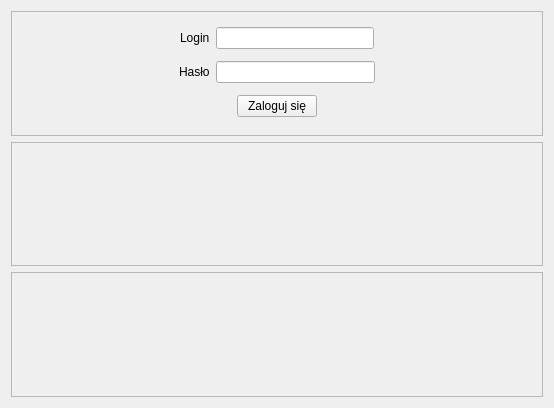
Qt form src/pyqt_designe/sing_up_widget.ui (Wojtas059/Projket) before a commit.
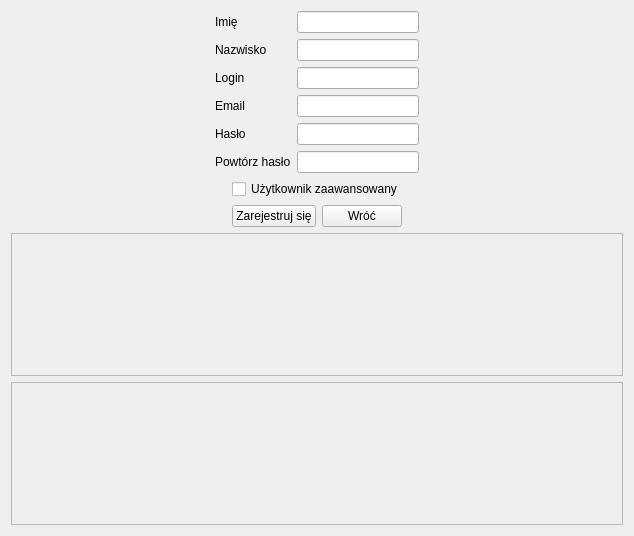
The same form after that commit.

Commit message: add widget sing up and sing in

The edit to the form file:
```diff
--- a/src/pyqt_designe/sing_up_widget.ui
+++ b/src/pyqt_designe/sing_up_widget.ui
@@ -6,33 +6,18 @@
    <rect>
     <x>0</x>
     <y>0</y>
-    <width>554</width>
-    <height>408</height>
+    <width>634</width>
+    <height>536</height>
    </rect>
   </property>
   <property name="windowTitle">
    <string>Form</string>
   </property>
-  <layout class="QVBoxLayout" name="verticalLayout_2">
-   <item>
-    <widget class="QScrollArea" name="scrollArea">
-     <property name="widgetResizable">
-      <bool>true</bool>
-     </property>
-     <widget class="QWidget" name="scrollAreaWidgetContents">
-      <property name="geometry">
-       <rect>
-        <x>0</x>
-        <y>0</y>
-        <width>534</width>
-        <height>124</height>
-       </rect>
-      </property>
       <layout class="QVBoxLayout" name="verticalLayout">
        <item>
         <layout class="QHBoxLayout" name="horizontalLayout">
          <item>
-          <spacer name="horizontalSpacer_5">
+      <spacer name="horizontalSpacer">
            <property name="orientation">
             <enum>Qt::Horizontal</enum>
            </property>
@@ -45,91 +30,68 @@
           </spacer>
          </item>
          <item>
-          <widget class="QLabel" name="label">
+      <layout class="QFormLayout" name="formLayout_2">
+       <item row="0" column="0">
+        <widget class="QLabel" name="imie">
+         <property name="text">
+          <string>Imię</string>
+         </property>
+        </widget>
+       </item>
+       <item row="1" column="0">
+        <widget class="QLabel" name="name_5">
+         <property name="text">
+          <string>Nazwisko</string>
+         </property>
+        </widget>
+       </item>
+       <item row="2" column="0">
+        <widget class="QLabel" name="name_6">
            <property name="text">
             <string>Login</string>
            </property>
           </widget>
          </item>
-         <item>
-          <widget class="QLineEdit" name="login"/>
-         </item>
-         <item>
-          <spacer name="horizontalSpacer_6">
-           <property name="orientation">
-            <enum>Qt::Horizontal</enum>
-           </property>
-           <property name="sizeHint" stdset="0">
-            <size>
-             <width>40</width>
-             <height>20</height>
-            </size>
-           </property>
-          </spacer>
-         </item>
-        </layout>
-       </item>
-       <item>
-        <layout class="QHBoxLayout" name="horizontalLayout_2">
-         <item>
-          <spacer name="horizontalSpacer_4">
-           <property name="orientation">
-            <enum>Qt::Horizontal</enum>
-           </property>
-           <property name="sizeHint" stdset="0">
-            <size>
-             <width>40</width>
-             <height>20</height>
-            </size>
-           </property>
-          </spacer>
-         </item>
-         <item>
-          <widget class="QLabel" name="label_2">
+       <item row="3" column="0">
+        <widget class="QLabel" name="name_7">
+         <property name="text">
+          <string>Email</string>
+         </property>
+        </widget>
+       </item>
+       <item row="4" column="0">
+        <widget class="QLabel" name="name_8">
            <property name="text">
             <string>Hasło</string>
            </property>
           </widget>
          </item>
-         <item>
+       <item row="5" column="0">
+        <widget class="QLabel" name="name_9">
+         <property name="text">
+          <string>Powtórz hasło</string>
+         </property>
+        </widget>
+       </item>
+       <item row="0" column="1">
+        <widget class="QLineEdit" name="name"/>
+       </item>
+       <item row="1" column="1">
+        <widget class="QLineEdit" name="surname"/>
+       </item>
+       <item row="2" column="1">
+        <widget class="QLineEdit" name="login"/>
+       </item>
+       <item row="3" column="1">
+        <widget class="QLineEdit" name="email"/>
+       </item>
+       <item row="4" column="1">
           <widget class="QLineEdit" name="password"/>
          </item>
-         <item>
-          <spacer name="horizontalSpacer_3">
-           <property name="orientation">
-            <enum>Qt::Horizontal</enum>
-           </property>
-           <property name="sizeHint" stdset="0">
-            <size>
-             <width>40</width>
-             <height>20</height>
-            </size>
-           </property>
-          </spacer>
-         </item>
-        </layout>
-       </item>
-       <item>
-        <layout class="QHBoxLayout" name="horizontalLayout_3">
-         <item>
-          <spacer name="horizontalSpacer">
-           <property name="orientation">
-            <enum>Qt::Horizontal</enum>
-           </property>
-           <property name="sizeHint" stdset="0">
-            <size>
-             <width>40</width>
-             <height>20</height>
-            </size>
-           </property>
-          </spacer>
-         </item>
-         <item>
-          <widget class="QPushButton" name="log_in">
-           <property name="text">
-            <string>Zaloguj się</string>
-           </property>
-          </widget>
+       <item row="5" column="1">
+        <widget class="QLineEdit" name="confirm_password"/>
+       </item>
+      </layout>
          </item>
          <item>
           <spacer name="horizontalSpacer_2">
@@ -146,7 +108,101 @@
          </item>
         </layout>
        </item>
-      </layout>
+   <item>
+    <layout class="QHBoxLayout" name="horizontalLayout_5">
+     <item>
+      <spacer name="horizontalSpacer_3">
+       <property name="orientation">
+        <enum>Qt::Horizontal</enum>
+       </property>
+       <property name="sizeHint" stdset="0">
+        <size>
+         <width>40</width>
+         <height>20</height>
+        </size>
+       </property>
+      </spacer>
+     </item>
+     <item>
+      <widget class="QCheckBox" name="user_advance">
+       <property name="text">
+        <string>Użytkownik zaawansowany</string>
+       </property>
+      </widget>
+     </item>
+     <item>
+      <spacer name="horizontalSpacer_4">
+       <property name="orientation">
+        <enum>Qt::Horizontal</enum>
+       </property>
+       <property name="sizeHint" stdset="0">
+        <size>
+         <width>40</width>
+         <height>20</height>
+        </size>
+       </property>
+      </spacer>
+     </item>
+    </layout>
+   </item>
+   <item>
+    <layout class="QHBoxLayout" name="horizontalLayout_6">
+     <item>
+      <spacer name="horizontalSpacer_5">
+       <property name="orientation">
+        <enum>Qt::Horizontal</enum>
+       </property>
+       <property name="sizeHint" stdset="0">
+        <size>
+         <width>40</width>
+         <height>20</height>
+        </size>
+       </property>
+      </spacer>
+     </item>
+     <item>
+      <widget class="QPushButton" name="sing_up">
+       <property name="text">
+        <string>Zarejestruj się</string>
+       </property>
+      </widget>
+     </item>
+     <item>
+      <widget class="QPushButton" name="back">
+       <property name="text">
+        <string>Wróć</string>
+       </property>
+      </widget>
+     </item>
+     <item>
+      <spacer name="horizontalSpacer_6">
+       <property name="orientation">
+        <enum>Qt::Horizontal</enum>
+       </property>
+       <property name="sizeHint" stdset="0">
+        <size>
+         <width>40</width>
+         <height>20</height>
+        </size>
+       </property>
+      </spacer>
+     </item>
+    </layout>
+   </item>
+   <item>
+    <widget class="QScrollArea" name="scrollArea">
+     <property name="widgetResizable">
+      <bool>true</bool>
+     </property>
+     <widget class="QWidget" name="scrollAreaWidgetContents">
+      <property name="geometry">
+       <rect>
+        <x>0</x>
+        <y>0</y>
+        <width>614</width>
+        <height>138</height>
+       </rect>
+      </property>
      </widget>
     </widget>
    </item>
@@ -160,25 +216,8 @@
        <rect>
         <x>0</x>
         <y>0</y>
-        <width>534</width>
-        <height>124</height>
-       </rect>
-      </property>
-     </widget>
-    </widget>
-   </item>
-   <item>
-    <widget class="QScrollArea" name="scrollArea_3">
-     <property name="widgetResizable">
-      <bool>true</bool>
-     </property>
-     <widget class="QWidget" name="scrollAreaWidgetContents_3">
-      <property name="geometry">
-       <rect>
-        <x>0</x>
-        <y>0</y>
-        <width>534</width>
-        <height>124</height>
+        <width>614</width>
+        <height>138</height>
        </rect>
       </property>
      </widget>
```
Left out of the diff: 4 changed lines with no effect on the pictures. Lines whose indentation alone changed are shown as unchanged. The commit also changes 12 other files.
